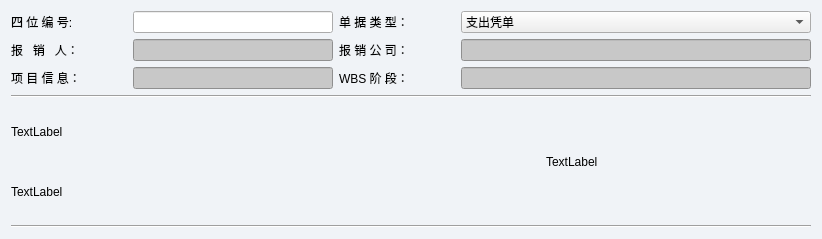
First picture: the form in InvoiceApp/uploadinginfoform.ui, repository 16071454/work, before the edit.
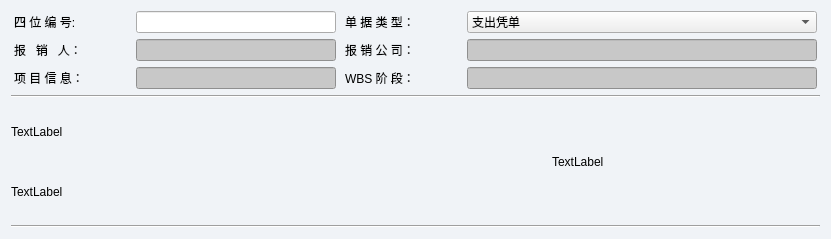
Second picture: the form after the edit.

What changed in the file:
```diff
--- a/InvoiceApp/uploadinginfoform.ui
+++ b/InvoiceApp/uploadinginfoform.ui
@@ -6,7 +6,7 @@
    <rect>
     <x>0</x>
     <y>0</y>
-    <width>761</width>
+    <width>831</width>
     <height>239</height>
    </rect>
   </property>
```
